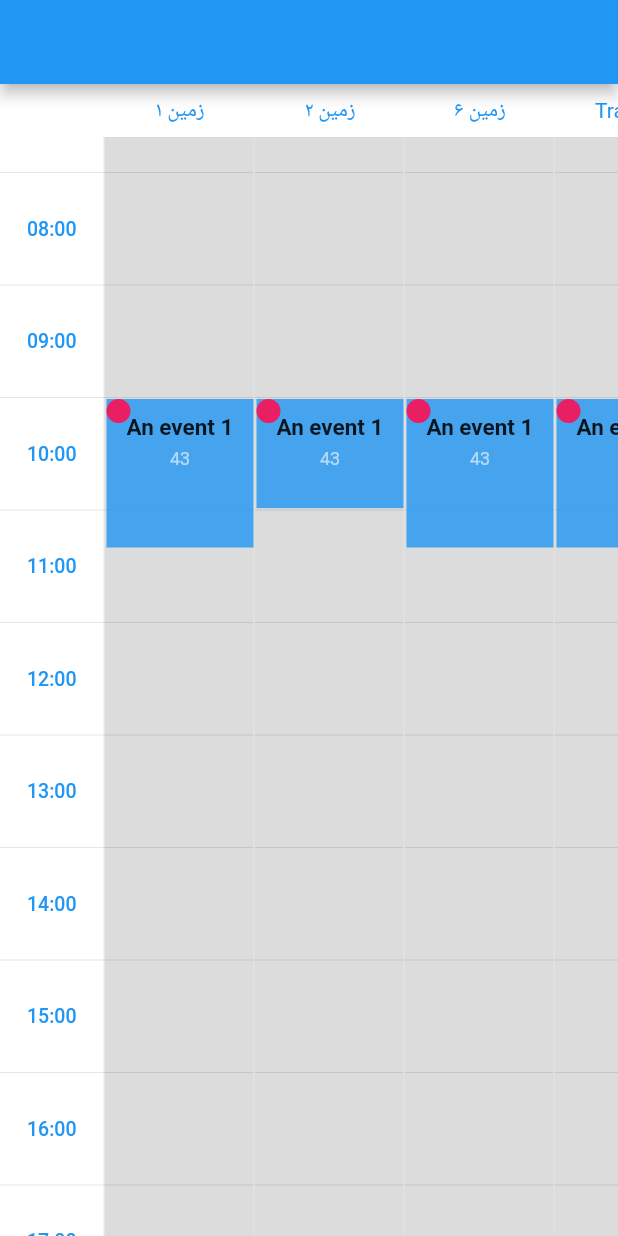
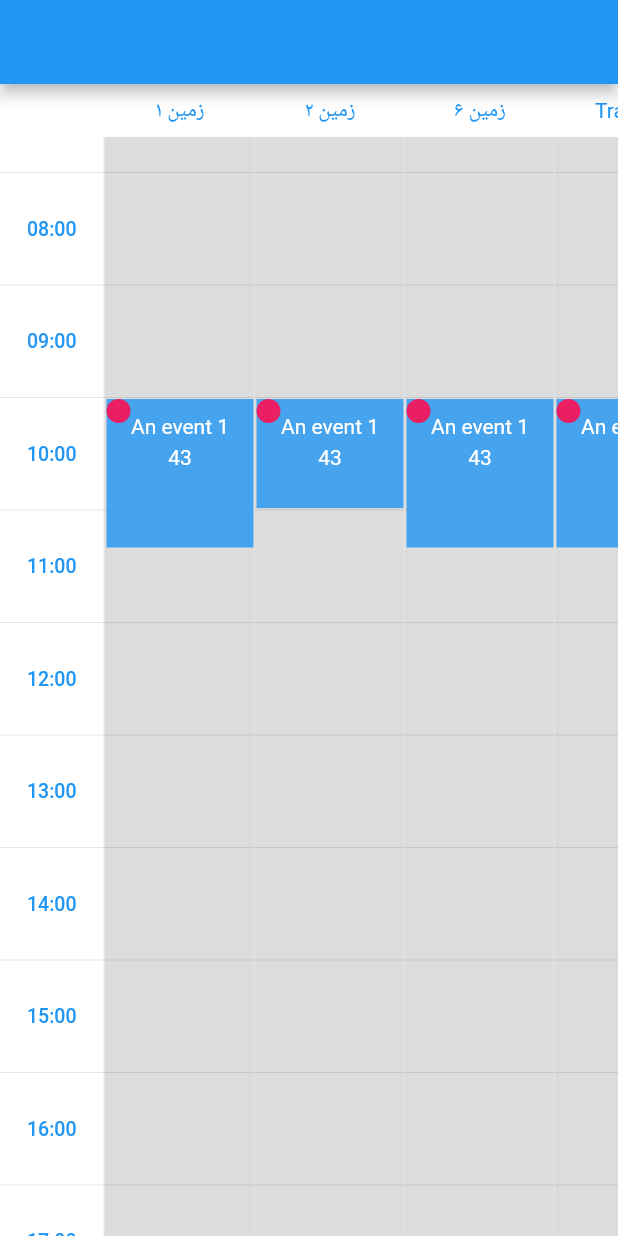
Before and after one commit to yamarkz/flutter_timetable_view, a Flutter app: the screen it shows after launch, scrolled down 576 dp, on a phone screen of 412 x 824 dp. Run offline on Flutter 3.47's test engine with Material 2 defaults, Android fonts, the phone set to English and light mode, and no system bars.

Commit message:
feat:priceTextStyle and titleTextStyle

```diff
--- a/lib/src/models/table_event.dart
+++ b/lib/src/models/table_event.dart
@@ -32,13 +32,13 @@ class TableEvent {
   final Color backgroundColor;
 
   final TextStyle textStyle;
-  final TextStyle? titleTextStyle;
-  final TextStyle? priceTextStyle;
+  final TextStyle titleTextStyle;
+  final TextStyle priceTextStyle;
 
 
   TableEvent({
-    this.titleTextStyle,
-    this.priceTextStyle,
+    this.titleTextStyle=const TextStyle(color: Colors.white),
+    this.priceTextStyle= const TextStyle(color: Colors.white),
     required this.title,
     required this.eventId,
     required this.laneIndex,
@@ -51,5 +51,6 @@ class TableEvent {
     this.decoration,
     this.backgroundColor= const Color(0xCC2196F3),
     this.textStyle= const TextStyle(color: Colors.white),
-  })  : assert(endTime.isAfter(startTime));
+  }) : assert(endTime.isAfter(startTime));
+
 }
--- a/lib/src/utils/utils.dart
+++ b/lib/src/utils/utils.dart
@@ -72,12 +72,12 @@ class Utils {
       children: [
         Text(
           event.title,
-          style: TextStyle(fontWeight: FontWeight.bold,fontSize: 15),
+          style: TextStyle(fontWeight: event.titleTextStyle.fontWeight,fontSize: event.titleTextStyle.fontSize,color: event.titleTextStyle.color),
         ),
         SizedBox(height: 5,),
         Text(
           event.price,
-          style: TextStyle(color: Colors.white60,fontSize: 12),
+          style: TextStyle(fontWeight: event.priceTextStyle.fontWeight,fontSize: event.priceTextStyle.fontSize,color: event.priceTextStyle.color),
         ),
       ],
     );
```
